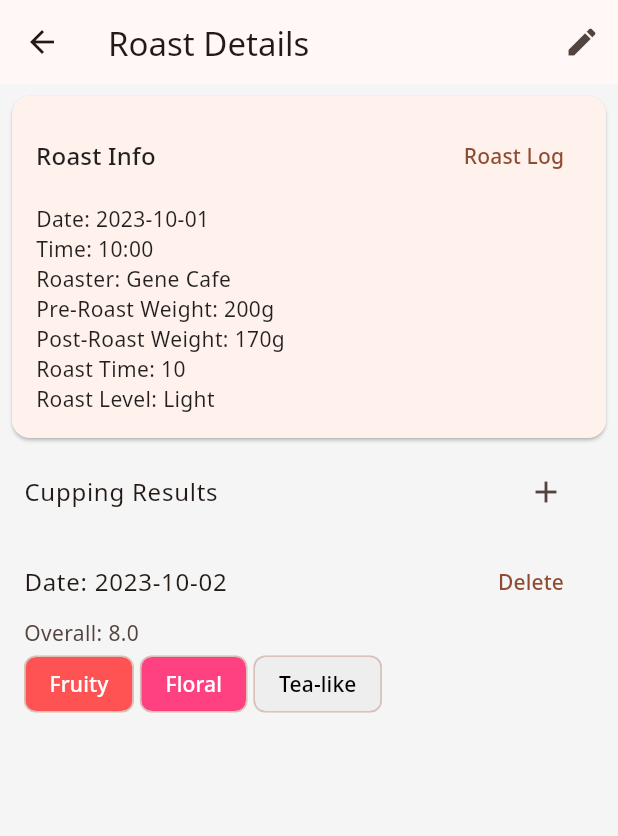
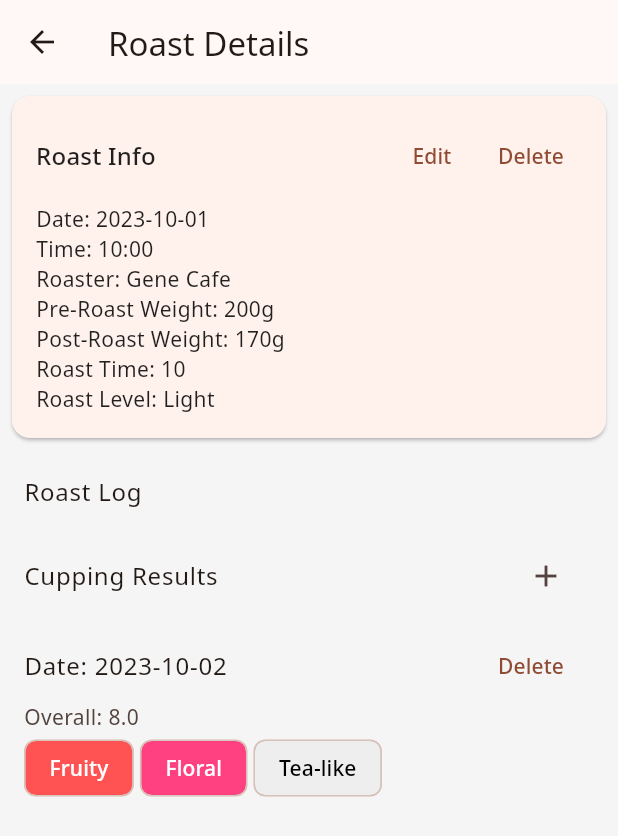
Before and after one commit to popcoondev/roast_logger, a Flutter app: the RoastListScreen screen opened directly, after a tap on "Ethiopia Sidamo", on a phone screen of 412 x 824 dp. Shown: the top 836 px of the screen. Run offline on Flutter 3.47's test engine with Material 3 defaults, Android fonts, the light colour scheme and no system bars; our stand-ins replace fl_chart, font_awesome_flutter, google_fonts, sqflite; accounts and stored records are empty.

Commit message:
Add dbhelper

```diff
--- a/lib/dialogs/bean_info_dialog.dart
+++ b/lib/dialogs/bean_info_dialog.dart
@@ -59,6 +59,7 @@ class _BeanInfoDialogState extends State<BeanInfoDialog> {
         ElevatedButton(
           onPressed: () {
             widget.onSave(BeanInfo(
+              id: widget.beanInfo.id,
               name: _nameController.text,
               origin: _originController.text,
               process: _processController.text,
--- a/lib/main.dart
+++ b/lib/main.dart
@@ -16,6 +16,7 @@ class MyApp extends StatelessWidget {
   Widget build(BuildContext context) {
     return MaterialApp(
       title: 'Roast Logger',
+      debugShowCheckedModeBanner: false,
       theme: ThemeData(
         colorScheme: ColorScheme.fromSeed(seedColor: Colors.brown),
         useMaterial3: true,
--- a/lib/screens/roast_detail_screen.dart
+++ b/lib/screens/roast_detail_screen.dart
@@ -50,6 +50,11 @@ class _RoastDetailScreenState extends State<RoastDetailScreen> {
 
   }
 
+  void _deleteRoastInfo() async {
+    // 確認ダイアログを表示
+    bool? delete = await showConfirmDialog(context, 'Delete', 'Are you sure you want to delete this roast log?', 'Delete', 'Cancel');
+
+  }
 
   // カッピング結果を日付順に取得
   List<CuppingResult> get _sortedCuppingResults {
@@ -99,12 +104,7 @@ class _RoastDetailScreenState extends State<RoastDetailScreen> {
     return Scaffold(
       appBar: AppBar(
         title: const Text('Roast Details'),
-        actions: [
-          IconButton(
-            icon: const Icon(Icons.edit),
-            onPressed: _editRoastInfo,
-          ),
-        ],
+        actions: [],
       ),
       body: SingleChildScrollView(
         child: Column(
@@ -112,17 +112,21 @@ class _RoastDetailScreenState extends State<RoastDetailScreen> {
             // RoastInfo
             ComponentsContainer(
               labelTitle: 'Roast Info',
-              buttonTitle: 'Roast Log',
-              // roast_logger_screenでroastlogを表示
-              buttonAction: () => Navigator.push(
+              buttonTitle: 'Edit',
+              buttonAction: _editRoastInfo,
+              buttonTitle2: 'Delete',
+              buttonAction2: _deleteRoastInfo,
+              child: RoastInfoWidget(roastInfo: widget.roastLog.roastInfo),
+            ),
+            ListTile(
+              title: const Text('Roast Log'),
+              onTap: () => Navigator.push(
                 context,
                 MaterialPageRoute(
                   builder: (context) => RoastLoggerScreen(roastLog: widget.roastLog, isEdit: true),
                 ),
               ),
-              child: RoastInfoWidget(roastInfo: widget.roastLog.roastInfo),
             ),
-
             ListTile(
               title: const Text('Cupping Results'),
               trailing: IconButton(
--- a/lib/widgets/components_container.dart
+++ b/lib/widgets/components_container.dart
@@ -8,6 +8,8 @@ class ComponentsContainer extends StatelessWidget {
   final String labelTitle;
   final String buttonTitle;
   final void Function()? buttonAction;
+  final String buttonTitle2;
+  final void Function()? buttonAction2;
   bool isVisible = false;
 
   ComponentsContainer({
@@ -16,6 +18,8 @@ class ComponentsContainer extends StatelessWidget {
     this.labelTitle = '',
     this.buttonTitle = '',
     this.buttonAction,
+    this.buttonTitle2 = '',
+    this.buttonAction2,
     this.isVisible = false,
   }) : super(key: key);
 
@@ -38,11 +42,18 @@ class ComponentsContainer extends StatelessWidget {
                   labelTitle,
                   style: Theme.of(context).textTheme.titleMedium,
                 ),
-                if (buttonTitle.isNotEmpty && buttonAction != null)
-                  TextButton(
-                    onPressed: buttonAction,
-                    child: Text(buttonTitle),
-                  ),
+                Row(children: [
+                  if (buttonTitle.isNotEmpty && buttonAction != null)
+                    TextButton(
+                      onPressed: buttonAction,
+                      child: Text(buttonTitle),
+                    ),
+                  if (buttonTitle2.isNotEmpty && buttonAction2 != null)
+                    TextButton(
+                      onPressed: buttonAction2,
+                      child: Text(buttonTitle2),
+                    ),
+                ]),
               ],
             ),
             const SizedBox(height: 8.0),
--- a/pubspec.yaml
+++ b/pubspec.yaml
@@ -40,6 +40,8 @@ dependencies:
   google_fonts: ^6.2.1
   font_awesome_flutter: ^10.7.0
   uuid: ^3.0.6
+  sqflite: ^2.0.0+4
+  path_provider: ^2.0.11
 
 dev_dependencies:
   flutter_test:
```
Also changed, not shown: lib/helper/database_helper.dart (added, +107 -0 lines), lib/models/bean_info.dart (+18 -0 lines), lib/screens/green_detail_screen.dart (+33 -17 lines), lib/screens/green_list_screen.dart (+22 -30 lines), pubspec.lock, 2 other files.
